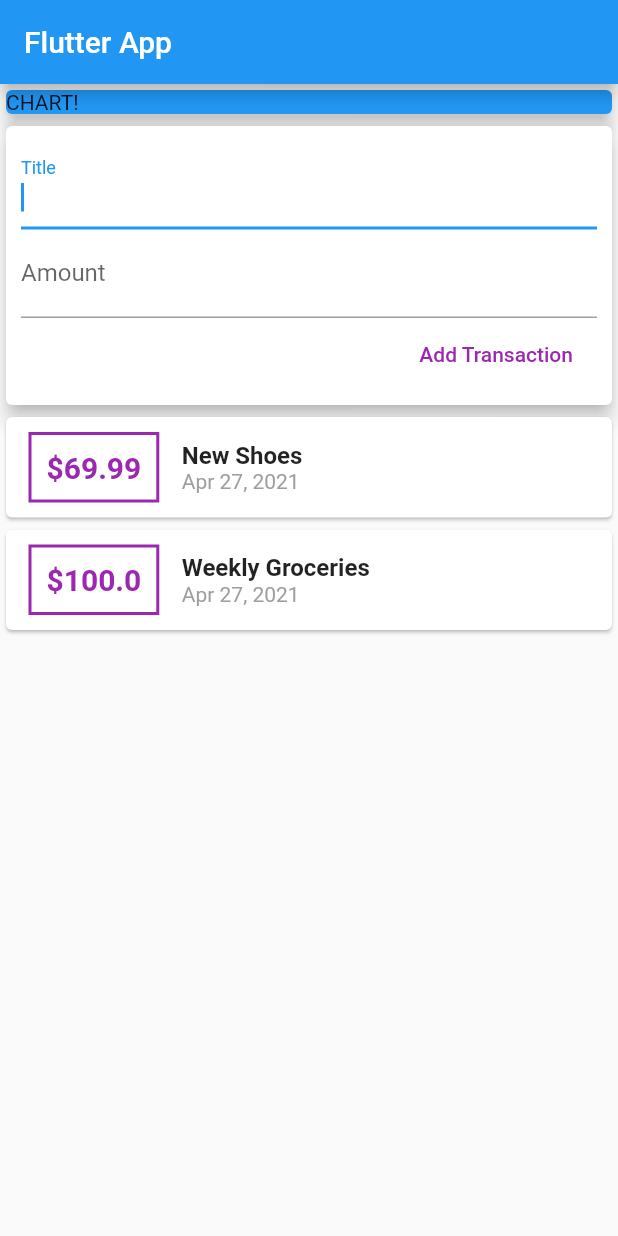
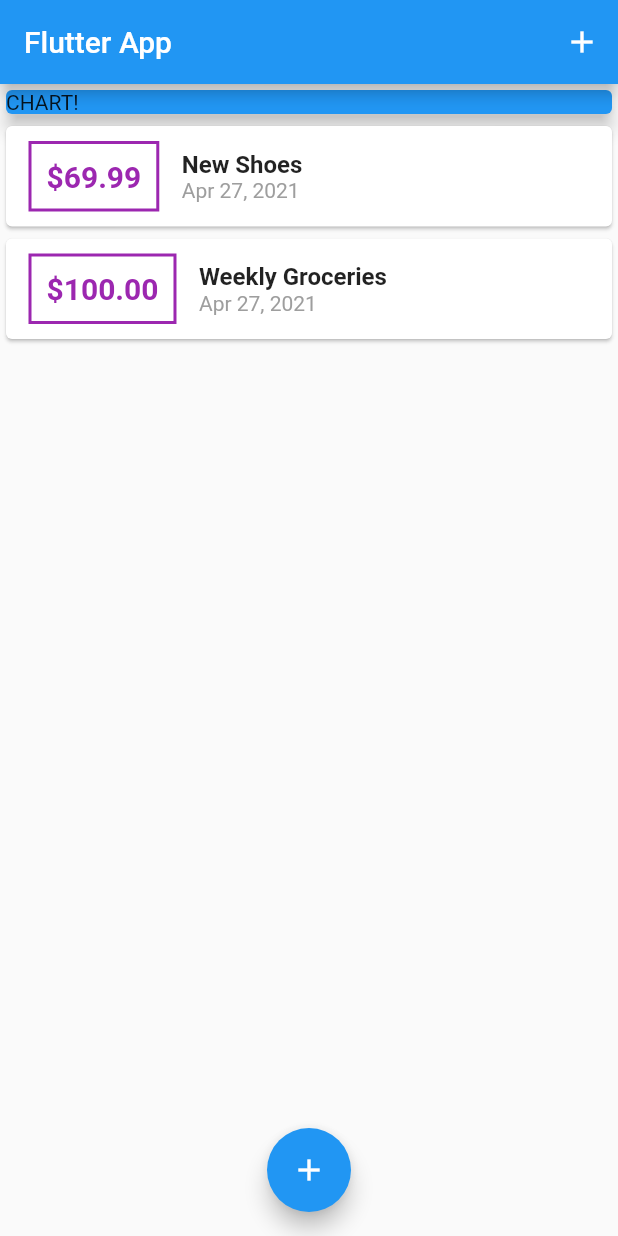
Before and after one commit to fad16papa/Personal_Expense_App, a Flutter app: the screen it shows after launch, on a phone screen of 412 x 824 dp. Run offline on Flutter 3.47's test engine with Material 2 defaults, Android fonts, the phone set to English and light mode, and no system bars.

Commit message:
Commit changes

```diff
--- a/lib/main.dart
+++ b/lib/main.dart
@@ -1,5 +1,7 @@
 import 'package:flutter/material.dart';
-import 'package:personal_expense_app/widgets/user_transactions.dart';
+import 'package:personal_expense_app/models/transaction.dart';
+import 'package:personal_expense_app/widgets/new_transctions.dart';
+import 'package:personal_expense_app/widgets/transaction_list.dart';
 
 void main() => runApp(MyApp());
 
@@ -11,15 +13,56 @@ class MyApp extends StatelessWidget {
   }
 }
 
-class MyHomePage extends StatelessWidget {
-  final titleController = TextEditingController();
-  final amountController = TextEditingController();
+class MyHomePage extends StatefulWidget {
+  @override
+  _MyHomePageState createState() => _MyHomePageState();
+}
+
+class _MyHomePageState extends State<MyHomePage> {
+  final List<Transaction> _userTransaction = [
+    Transaction(
+        id: 't1', title: 'New Shoes', amount: 69.99, date: DateTime.now()),
+    Transaction(
+        id: 't2',
+        title: 'Weekly Groceries',
+        amount: 100.00,
+        date: DateTime.now()),
+  ];
+
+  void _addNewTransaction(String txTitle, double txAmount) {
+    final newTx = Transaction(
+        title: txTitle,
+        amount: txAmount,
+        date: DateTime.now(),
+        id: DateTime.now().toString());
+
+    setState(() {
+      _userTransaction.add(newTx);
+    });
+  }
+
+  void _startAddNewTransaction(BuildContext ctx) {
+    showModalBottomSheet(
+        context: ctx,
+        builder: (_) {
+          return GestureDetector(
+            onTap: () {},
+            child: NewTrasnctions(_addNewTransaction),
+            behavior: HitTestBehavior.opaque,
+          );
+        });
+  }
 
   @override
   Widget build(BuildContext context) {
     return Scaffold(
       appBar: AppBar(
         title: Text('Flutter App'),
+        actions: <Widget>[
+          IconButton(
+              icon: Icon(Icons.add),
+              onPressed: () => _startAddNewTransaction(context)),
+        ],
       ),
       body: SingleChildScrollView(
         child: Column(
@@ -34,9 +77,15 @@ class MyHomePage extends StatelessWidget {
                 elevation: 5,
               ),
             ),
-              UserTransactions()
+            TransactionList(_userTransaction),
           ],
         ),
-        ));
+      ),
+      floatingActionButtonLocation: FloatingActionButtonLocation.centerFloat,
+      floatingActionButton: FloatingActionButton(
+        child: Icon(Icons.add),
+        onPressed: () => _startAddNewTransaction(context),
+      ),
+    );
   }
 }
--- a/lib/widgets/transaction_list.dart
+++ b/lib/widgets/transaction_list.dart
@@ -10,10 +10,9 @@ class TransactionList extends StatelessWidget {
   @override
   Widget build(BuildContext context) {
     return Container(
-      height: 300,
-      child: SingleChildScrollView(
-        child: Column(
-          children: transactions.map((tx) {
+      height: 400,
+      child: ListView.builder(
+        itemBuilder: (ctx, index) {
           return Card(
             child: Row(
               children: <Widget>[
@@ -26,7 +25,7 @@ class TransactionList extends StatelessWidget {
                       border: Border.all(color: Colors.purple, width: 2)),
                   padding: EdgeInsets.all(10),
                   child: Text(
-                      '\$${tx.amount}',
+                    '\$${transactions[index].amount.toStringAsFixed(2)}', // Get the amount and this will set the decimal number place to 2
                     style: TextStyle(
                         fontWeight: FontWeight.bold,
                         fontSize: 20,
@@ -37,12 +36,12 @@ class TransactionList extends StatelessWidget {
                   crossAxisAlignment: CrossAxisAlignment.start,
                   children: <Widget>[
                     Text(
-                        tx.title,
-                        style: TextStyle(
-                            fontSize: 16, fontWeight: FontWeight.bold),
+                      transactions[index].title,
+                      style:
+                          TextStyle(fontSize: 16, fontWeight: FontWeight.bold),
                     ),
                     Text(
-                        DateFormat.yMMMd().format(tx.date),
+                      DateFormat.yMMMd().format(transactions[index].date),
                       style: TextStyle(color: Colors.grey),
                     )
                   ],
@@ -50,8 +49,8 @@ class TransactionList extends StatelessWidget {
               ],
             ),
           );
-          }).toList(),
-        ),
+        },
+        itemCount: transactions.length,
       ),
     );
   }
--- a/lib/widgets/user_transactions.dart
+++ /dev/null
@@ -1,43 +0,0 @@
-import 'package:flutter/material.dart';
-import 'package:personal_expense_app/models/transaction.dart';
-import 'package:personal_expense_app/widgets/new_transctions.dart';
-import 'package:personal_expense_app/widgets/transaction_list.dart';
-
-class UserTransactions extends StatefulWidget {
-  @override
-  _UserTransactionsState createState() => _UserTransactionsState();
-}
-
-class _UserTransactionsState extends State<UserTransactions> {
-  final List<Transaction> _userTransaction = [
-    Transaction(
-        id: 't1', title: 'New Shoes', amount: 69.99, date: DateTime.now()),
-    Transaction(
-        id: 't2',
-        title: 'Weekly Groceries',
-        amount: 100.00,
-        date: DateTime.now()),
-  ];
-
-  void _addNewTransaction(String txTitle, double txAmount) {
-    final newTx = Transaction(
-        title: txTitle,
-        amount: txAmount,
-        date: DateTime.now(),
-        id: DateTime.now().toString());
-
-    setState(() {
-      _userTransaction.add(newTx);
-    });
-  }
-
-  @override
-  Widget build(BuildContext context) {
-    return Column(
-      children: <Widget>[
-        NewTrasnctions(_addNewTransaction),
-        TransactionList(_userTransaction)
-      ],
-    );
-  }
-}
```
Also changed, not shown: lib/widgets/new_transctions.dart (+15 -4 lines). Lines whose indentation alone changed are shown as unchanged.
